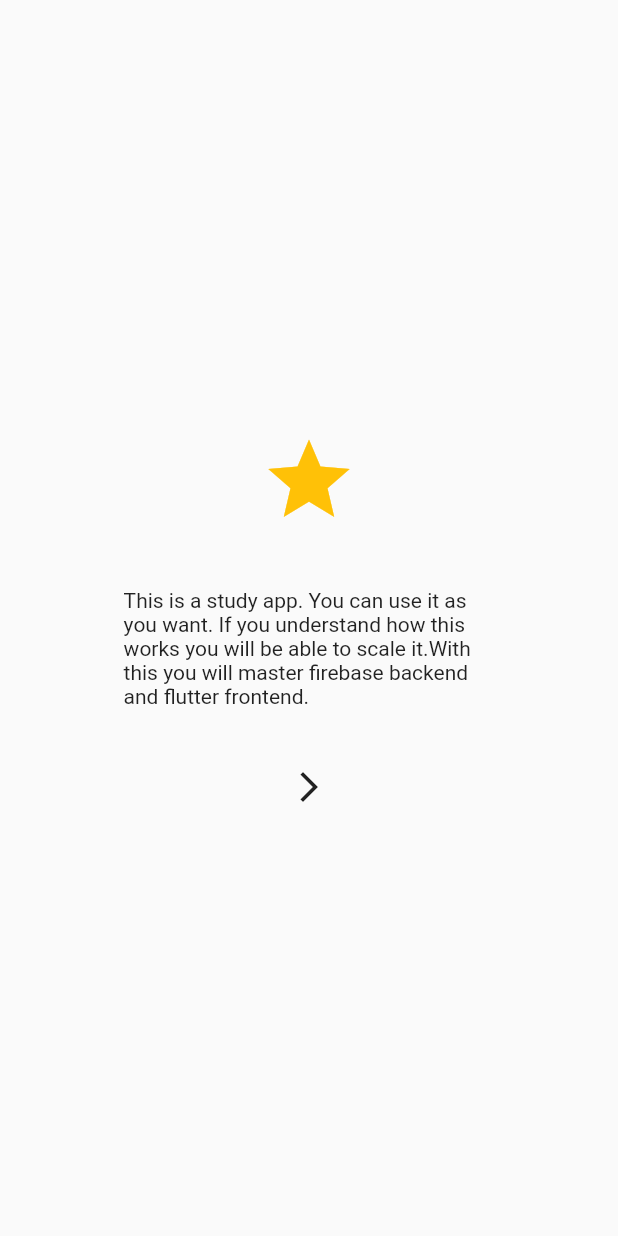
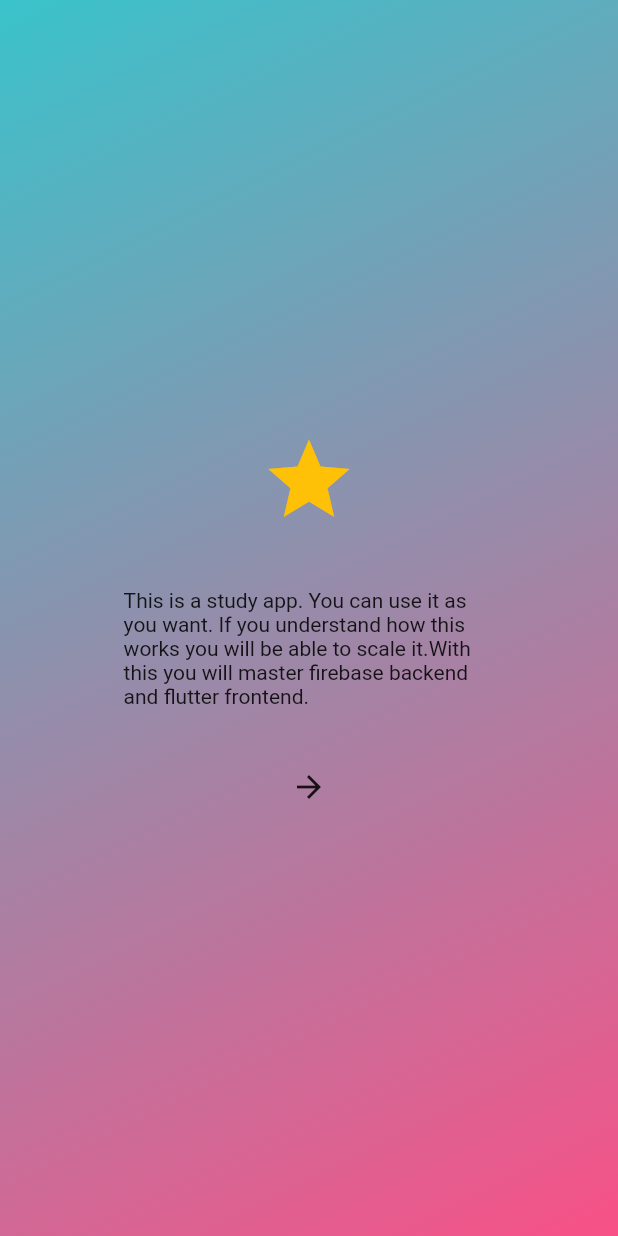
Before and after one commit to LMuchapirei/flutter_study_app, a Flutter app: the screen it shows after launch, on a phone screen of 412 x 824 dp. Run offline on Flutter 3.47's test engine with Material 2 defaults, Android fonts, the phone set to English and light mode, and no system bars; our stand-ins replace cloud_firestore, firebase_core, get; missing offline and left inert: dart:ffi; accounts and stored records are empty; project files that could hold a hidden picture were left out.

Commit message:
Add gradient based on app theme and added a package google fonts

```diff
--- a/lib/screens/introduction/introduction.dart
+++ b/lib/screens/introduction/introduction.dart
@@ -1,4 +1,5 @@
 import 'package:flutter/material.dart';
+import 'package:flutter_study_app/configs/themes/app_colors.dart';
 import 'package:flutter_study_app/widgets/app_circle_button.dart';
 import 'package:get/get.dart';
 
@@ -10,6 +11,9 @@ class AppIntroductionScreen extends StatelessWidget {
     return Scaffold(
       body: Container(
         alignment: Alignment.center,
+        decoration: BoxDecoration(
+          gradient: mainGradient(context),
+        ),
         child: Padding(
           padding: EdgeInsets.symmetric(horizontal: Get.width * .2),
           child: Column(
@@ -30,7 +34,7 @@ class AppIntroductionScreen extends StatelessWidget {
               ),
               AppCircleButton(
                 opTap: () => null,
-                child: const Icon(Icons.arrow_forward_ios),
+                child: const Icon(Icons.arrow_forward),
               )
             ],
           ),
--- a/lib/screens/splash/splash_screen.dart
+++ b/lib/screens/splash/splash_screen.dart
@@ -1,6 +1,7 @@
 // ignore_for_file: prefer_const_constructors, avoid_unnecessary_containers
 
 import 'package:flutter/material.dart';
+import 'package:flutter_study_app/configs/themes/app_colors.dart';
 
 class SplashScreen extends StatelessWidget {
   const SplashScreen({Key? key}) : super(key: key);
@@ -10,6 +11,7 @@ class SplashScreen extends StatelessWidget {
     return Scaffold(
         body: Container(
       alignment: Alignment.center,
+      decoration: BoxDecoration(gradient: mainGradient(context)),
       child: Image.asset(
         "assets/images/app_splash_logo.png",
         height: 200,
--- a/lib/widgets/app_circle_button.dart
+++ b/lib/widgets/app_circle_button.dart
@@ -12,6 +12,8 @@ class AppCircleButton extends StatelessWidget {
   @override
   Widget build(BuildContext context) {
     return Material(
+      type: MaterialType.transparency,
+      clipBehavior: Clip.hardEdge,
       shape: const CircleBorder(),
       child: InkWell(
         child: child,
--- a/pubspec.yaml
+++ b/pubspec.yaml
@@ -36,6 +36,7 @@ dependencies:
   cupertino_icons: ^1.0.2
   firebase_core: ^1.21.0
   cloud_firestore: ^3.4.5
+  google_fonts: ^3.0.1
 
 dev_dependencies:
   flutter_test:
```
Also changed, not shown: lib/configs/themes/app_colors.dart (added, +17 -0 lines).
